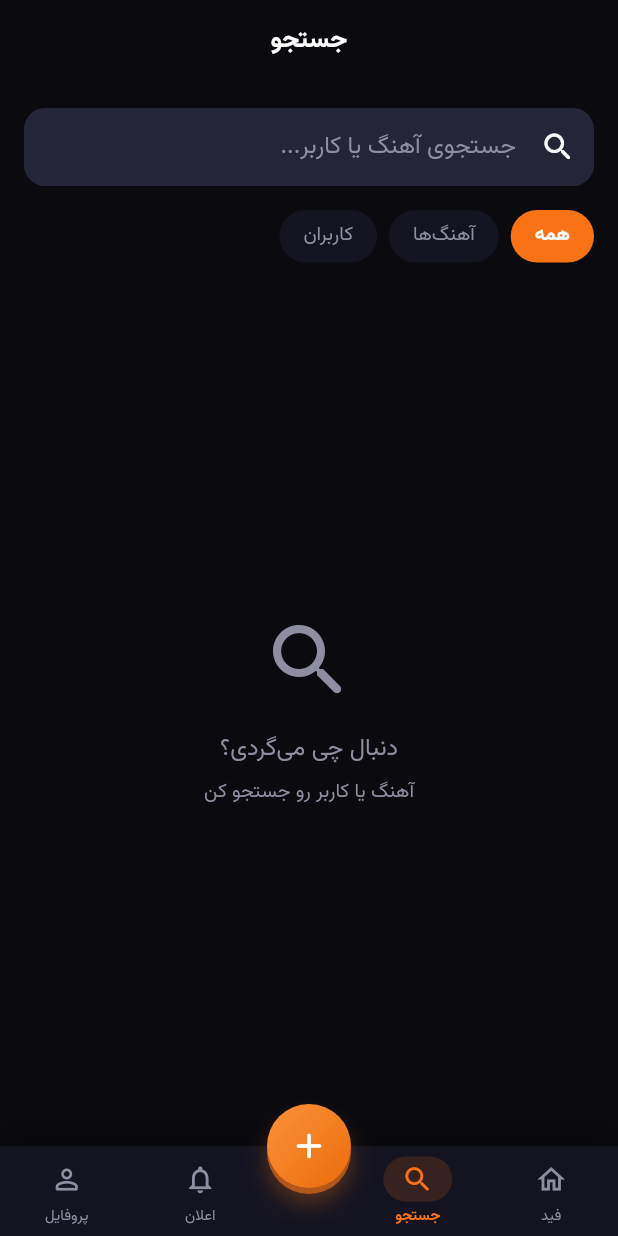
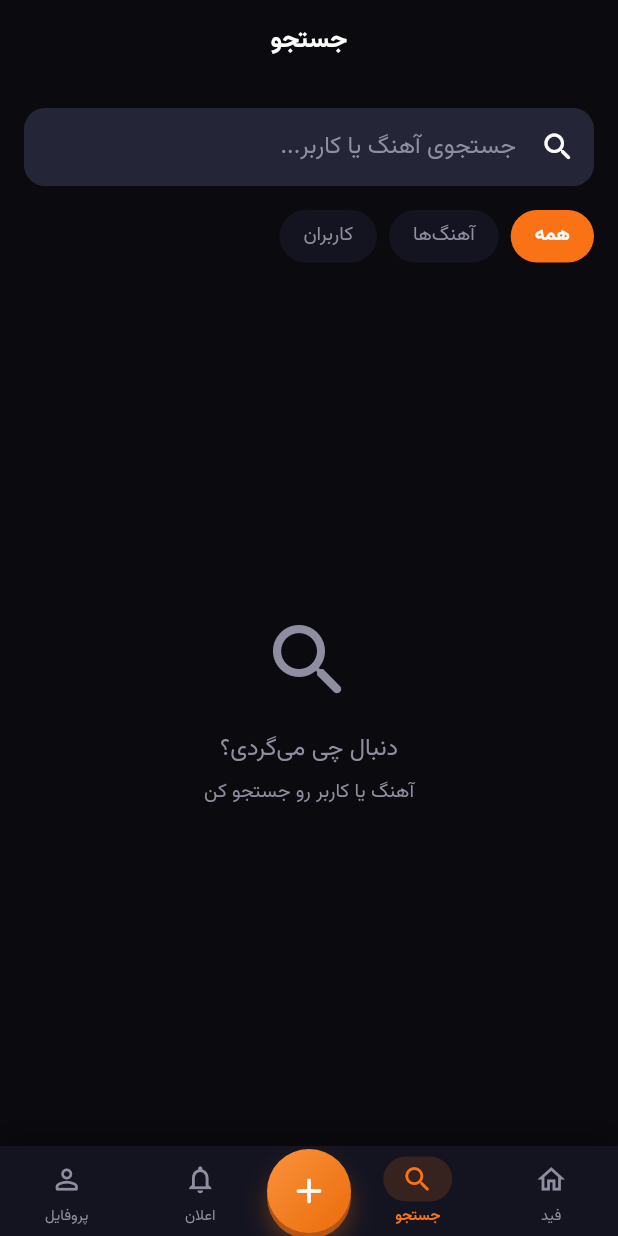
Before and after one commit to mr4rahimi/flmusic, a Flutter app: the MainShell screen opened directly with empty values, item 3 of the bottom bar chosen, on a phone screen of 412 x 824 dp. Run offline on Flutter 3.47's test engine with Material 3 defaults, Android fonts, the phone set to English and light mode, and no system bars; our stand-ins replace cached_network_image, dio, file_picker, flutter_riverpod, flutter_secure_storage, go_router and 4 more; missing offline and left inert: audio_session; accounts and stored records are empty; network calls fail.

Commit message:
fix(ui): embed FAB inside bottom nav row instead of floating above it
Replaced Scaffold.floatingActionButton + centerDocked with an inline
widget placed directly in the BottomNav Row. This prevents the FAB from
rising above the nav bar when the MiniPlayer is visible.

Co-Authored-By: Claude Sonnet 4.6 <noreply@anthropic.com>

```diff
--- a/apps/mobile/lib/core/router/app_router.dart
+++ b/apps/mobile/lib/core/router/app_router.dart
@@ -122,13 +122,12 @@ class MainShell extends ConsumerWidget {
       }
     });
 
+    final fab = MediaQuery.of(context).viewInsets.bottom > 0 || isUploading
+        ? null
+        : _UploadFAB(onTap: () => context.push('/upload'));
+
     return Scaffold(
       body: child,
-      floatingActionButton: MediaQuery.of(context).viewInsets.bottom > 0 ||
-              isUploading
-          ? null
-          : _UploadFAB(onTap: () => context.push('/upload')),
-      floatingActionButtonLocation: FloatingActionButtonLocation.centerDocked,
       bottomNavigationBar: Column(
         mainAxisSize: MainAxisSize.min,
         children: [
@@ -137,6 +136,7 @@ class MainShell extends ConsumerWidget {
           _BottomNav(
             index: index,
             unreadCount: unreadAsync.value ?? 0,
+            fab: fab,
             onTap: (i) {
               switch (i) {
                 case 0: context.go('/feed');
@@ -272,12 +272,14 @@ class _UploadFABState extends State<_UploadFAB> {
 class _BottomNav extends StatelessWidget {
   final int index;
   final int unreadCount;
+  final Widget? fab;
   final void Function(int) onTap;
 
   const _BottomNav({
     required this.index,
     required this.unreadCount,
     required this.onTap,
+    this.fab,
   });
 
   @override
@@ -316,7 +318,11 @@ class _BottomNav extends StatelessWidget {
                 isActive: index == 1,
                 onTap: () => onTap(1),
               ),
-              const SizedBox(width: 56), // فضای FAB
+              SizedBox(
+                width: 56,
+                height: 60,
+                child: Center(child: fab ?? const SizedBox(width: 56, height: 56)),
+              ),
               _NavBtnBadge(
                 icon: Icons.notifications_outlined,
                 activeIcon: Icons.notifications_rounded,
```
